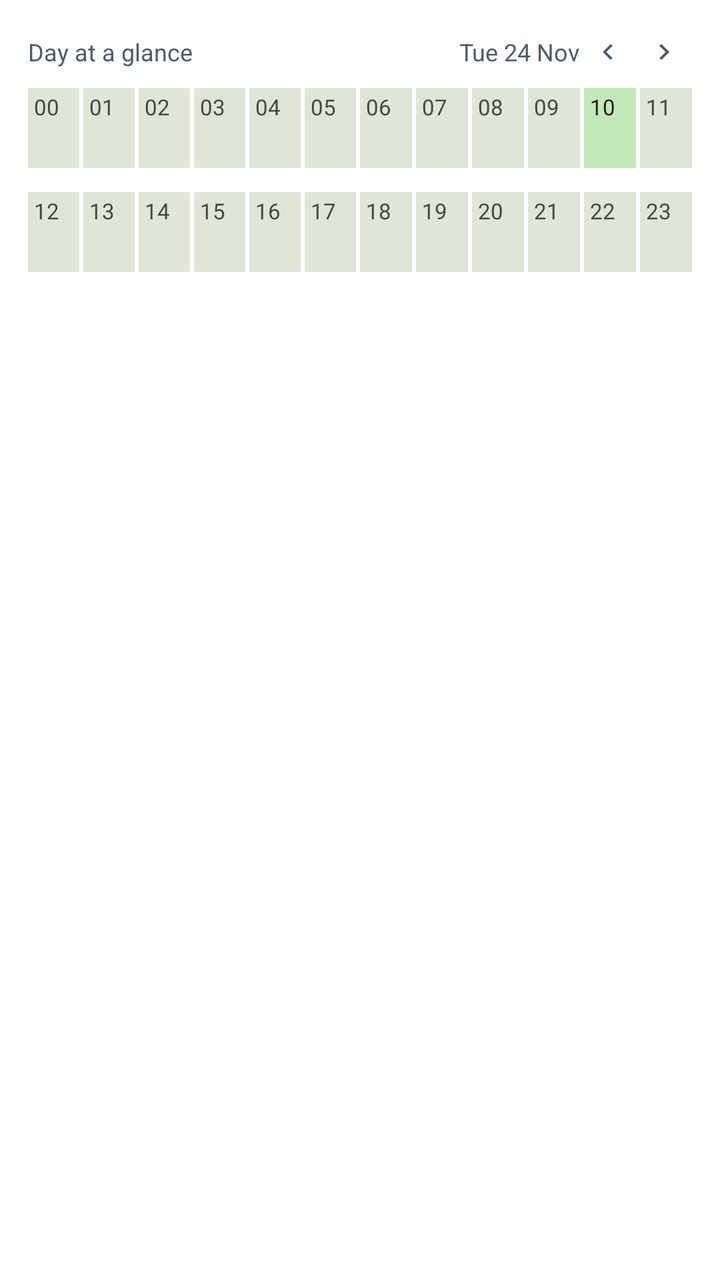
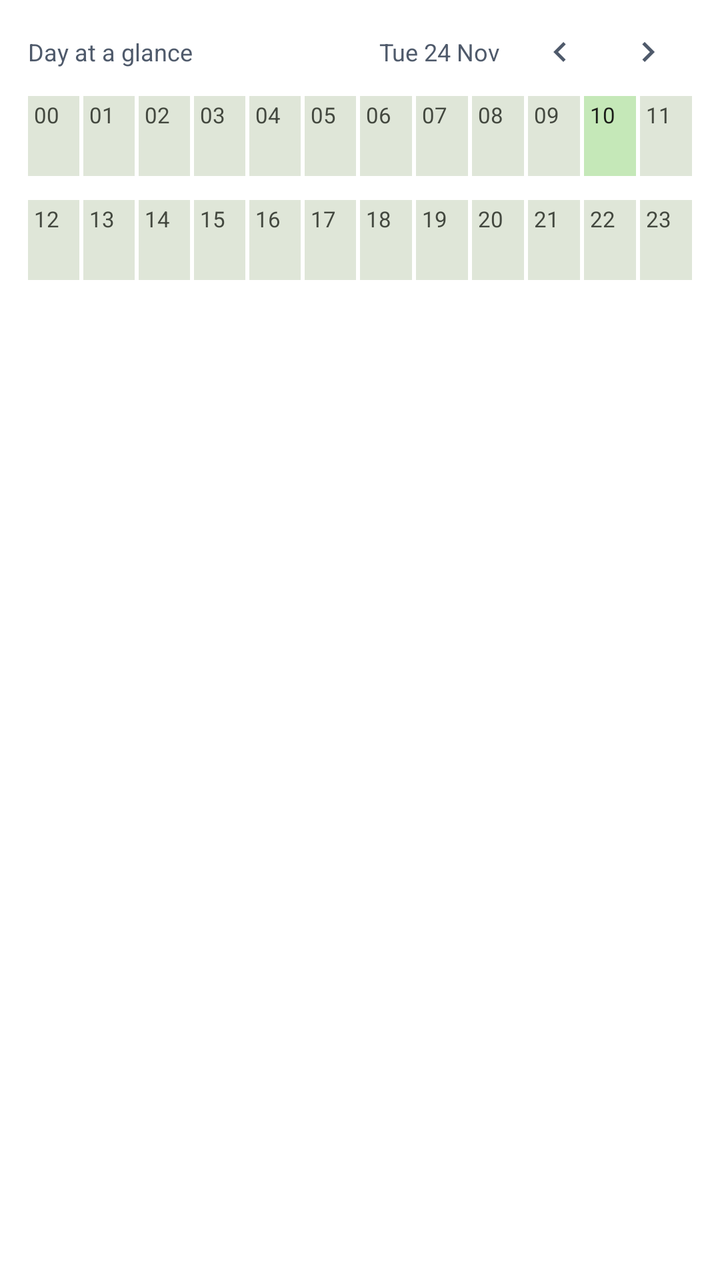

The first picture is an Android layout as it rendered before a commit; the second is the same layout after the commit. The layout source and the unified diff follow.
<!-- AndroidManifest.xml: application theme Theme.Schedule -->
<!-- res/layout/day_glance_widget_preview.xml -->
<?xml version="1.0" encoding="utf-8"?>
<LinearLayout xmlns:android="http://schemas.android.com/apk/res/android"
    xmlns:tools="http://schemas.android.com/tools"
    android:layout_width="match_parent"
    android:layout_height="wrap_content"
    android:orientation="vertical"
    android:background="#FFFFFF"
    android:paddingStart="14dp"
    android:paddingEnd="14dp"
    android:paddingTop="14dp"
    android:paddingBottom="14dp"
    tools:ignore="HardcodedText">

    
    <LinearLayout
        android:layout_width="match_parent"
        android:layout_height="24dp"
        android:orientation="horizontal"
        android:gravity="center_vertical">

        <TextView
            android:layout_width="0dp"
            android:layout_height="wrap_content"
            android:layout_weight="1"
            android:fontFamily="sans-serif"
            android:textSize="12sp"
            android:maxLines="1"
            android:textColor="#4F5A6B"
            android:text="Day at a glance" />

        <TextView
            android:layout_width="wrap_content"
            android:layout_height="wrap_content"
            android:fontFamily="sans-serif"
            android:textSize="12sp"
            android:maxLines="1"
            android:textColor="#4F5A6B"
            android:text="Tue 24 Nov" />

        <FrameLayout
            android:layout_width="28dp"
            android:layout_height="24dp">

            <ImageView
                android:layout_width="16dp"
                android:layout_height="16dp"
                android:layout_gravity="center"
                android:importantForAccessibility="no"
                android:tint="#4F5A6B"
                android:src="@drawable/ic_widget_chevron_left" />
        </FrameLayout>

        <FrameLayout
            android:layout_width="28dp"
            android:layout_height="24dp">

            <ImageView
                android:layout_width="16dp"
                android:layout_height="16dp"
                android:layout_gravity="center"
                android:importantForAccessibility="no"
                android:tint="#4F5A6B"
                android:src="@drawable/ic_widget_chevron_right" />
        </FrameLayout>
    </LinearLayout>

    
    <LinearLayout
        android:layout_width="match_parent"
        android:layout_height="40dp"
        android:layout_marginTop="6dp"
        android:orientation="horizontal">

        <FrameLayout style="@style/WidgetPreview.GlanceCell"><TextView style="@style/WidgetPreview.GlanceHour" android:text="00" /></FrameLayout>
        <FrameLayout style="@style/WidgetPreview.GlanceCell"><TextView style="@style/WidgetPreview.GlanceHour" android:text="01" /></FrameLayout>
        <FrameLayout style="@style/WidgetPreview.GlanceCell"><TextView style="@style/WidgetPreview.GlanceHour" android:text="02" /></FrameLayout>
        <FrameLayout style="@style/WidgetPreview.GlanceCell"><TextView style="@style/WidgetPreview.GlanceHour" android:text="03" /></FrameLayout>
        <FrameLayout style="@style/WidgetPreview.GlanceCell"><TextView style="@style/WidgetPreview.GlanceHour" android:text="04" /></FrameLayout>
        <FrameLayout style="@style/WidgetPreview.GlanceCell"><TextView style="@style/WidgetPreview.GlanceHour" android:text="05" /></FrameLayout>
        <FrameLayout style="@style/WidgetPreview.GlanceCell"><TextView style="@style/WidgetPreview.GlanceHour" android:text="06" /></FrameLayout>
        <FrameLayout style="@style/WidgetPreview.GlanceCell"><TextView style="@style/WidgetPreview.GlanceHour" android:text="07" /></FrameLayout>
        <FrameLayout style="@style/WidgetPreview.GlanceCell"><TextView style="@style/WidgetPreview.GlanceHour" android:text="08" /></FrameLayout>
        <FrameLayout style="@style/WidgetPreview.GlanceCell"><TextView style="@style/WidgetPreview.GlanceHour" android:text="09" /></FrameLayout>
        <FrameLayout style="@style/WidgetPreview.GlanceCell.Current"><TextView style="@style/WidgetPreview.GlanceHour.Current" android:text="10" /></FrameLayout>
        <FrameLayout style="@style/WidgetPreview.GlanceCell.Last"><TextView style="@style/WidgetPreview.GlanceHour" android:text="11" /></FrameLayout>
    </LinearLayout>

    
    <LinearLayout
        android:layout_width="match_parent"
        android:layout_height="40dp"
        android:layout_marginTop="12dp"
        android:orientation="horizontal">

        <FrameLayout style="@style/WidgetPreview.GlanceCell"><TextView style="@style/WidgetPreview.GlanceHour" android:text="12" /></FrameLayout>
        <FrameLayout style="@style/WidgetPreview.GlanceCell"><TextView style="@style/WidgetPreview.GlanceHour" android:text="13" /></FrameLayout>
        <FrameLayout style="@style/WidgetPreview.GlanceCell"><TextView style="@style/WidgetPreview.GlanceHour" android:text="14" /></FrameLayout>
        <FrameLayout style="@style/WidgetPreview.GlanceCell"><TextView style="@style/WidgetPreview.GlanceHour" android:text="15" /></FrameLayout>
        <FrameLayout style="@style/WidgetPreview.GlanceCell"><TextView style="@style/WidgetPreview.GlanceHour" android:text="16" /></FrameLayout>
        <FrameLayout style="@style/WidgetPreview.GlanceCell"><TextView style="@style/WidgetPreview.GlanceHour" android:text="17" /></FrameLayout>
        <FrameLayout style="@style/WidgetPreview.GlanceCell"><TextView style="@style/WidgetPreview.GlanceHour" android:text="18" /></FrameLayout>
        <FrameLayout style="@style/WidgetPreview.GlanceCell"><TextView style="@style/WidgetPreview.GlanceHour" android:text="19" /></FrameLayout>
        <FrameLayout style="@style/WidgetPreview.GlanceCell"><TextView style="@style/WidgetPreview.GlanceHour" android:text="20" /></FrameLayout>
        <FrameLayout style="@style/WidgetPreview.GlanceCell"><TextView style="@style/WidgetPreview.GlanceHour" android:text="21" /></FrameLayout>
        <FrameLayout style="@style/WidgetPreview.GlanceCell"><TextView style="@style/WidgetPreview.GlanceHour" android:text="22" /></FrameLayout>
        <FrameLayout style="@style/WidgetPreview.GlanceCell.Last"><TextView style="@style/WidgetPreview.GlanceHour" android:text="23" /></FrameLayout>
    </LinearLayout>

</LinearLayout>
<!-- resources referenced by this layout -->
<resources>
  <!-- drawable ic_widget_chevron_left (drawable) -->
  <?xml version="1.0" encoding="utf-8"?>
  <vector xmlns:android="http://schemas.android.com/apk/res/android"
      android:width="24dp"
      android:height="24dp"
      android:viewportWidth="24"
      android:viewportHeight="24"
      android:autoMirrored="true">
      <path
          android:fillColor="@color/widget_month_text"
          android:pathData="M15.41,7.41L14,6l-6,6 6,6 1.41,-1.41L10.83,12z" />
  </vector>
  <!-- drawable ic_widget_chevron_right (drawable) -->
  <?xml version="1.0" encoding="utf-8"?>
  <vector xmlns:android="http://schemas.android.com/apk/res/android"
      android:width="24dp"
      android:height="24dp"
      android:viewportWidth="24"
      android:viewportHeight="24"
      android:autoMirrored="true">
      <path
          android:fillColor="@color/widget_month_text"
          android:pathData="M10,6L8.59,7.41 13.17,12l-4.58,4.59L10,18l6,-6z" />
  </vector>
  <style name="WidgetPreview.GlanceCell">
          <item name="android:layout_width">0dp</item>
          <item name="android:layout_height">match_parent</item>
          <item name="android:layout_weight">1</item>
          <item name="android:layout_marginEnd">2dp</item>
          <item name="android:background">#DFE6D8</item>
          <item name="android:paddingStart">3dp</item>
          <item name="android:paddingTop">2dp</item>
      </style>
  <style name="WidgetPreview.GlanceCell.Current">
          <item name="android:background">#C5E8B8</item>
      </style>
  <style name="WidgetPreview.GlanceCell.Last">
          <item name="android:layout_marginEnd">0dp</item>
      </style>
  <style name="WidgetPreview.GlanceHour">
          <item name="android:layout_width">wrap_content</item>
          <item name="android:layout_height">wrap_content</item>
          <item name="android:textSize">11sp</item>
          <item name="android:maxLines">1</item>
          <item name="android:textColor">#43483F</item>
      </style>
  <style name="WidgetPreview.GlanceHour.Current">
          <item name="android:textColor">#1A1C18</item>
      </style>
  <style name="Theme.Schedule" parent="android:Theme.Material.Light.NoActionBar">
          <item name="android:windowBackground">@color/window_background</item>
      </style>
  <color name="widget_month_text">#FFE8E0EA</color>
  <color name="window_background">#F7F8FC</color>
</resources>

<!-- the commit's change to res/layout/day_glance_widget_preview.xml (unified diff, before → after) -->
@@ -7,14 +7,14 @@
     android:background="#FFFFFF"
     android:paddingStart="14dp"
     android:paddingEnd="14dp"
-    android:paddingTop="14dp"
-    android:paddingBottom="14dp"
+    android:paddingTop="10dp"
+    android:paddingBottom="10dp"
     tools:ignore="HardcodedText">
 
     
     <LinearLayout
         android:layout_width="match_parent"
-        android:layout_height="24dp"
+        android:layout_height="32dp"
         android:orientation="horizontal"
         android:gravity="center_vertical">
 
@@ -38,12 +38,16 @@
             android:text="Tue 24 Nov" />
 
         <FrameLayout
-            android:layout_width="28dp"
-            android:layout_height="24dp">
+            android:layout_width="8dp"
+            android:layout_height="1dp" />
+
+        <FrameLayout
+            android:layout_width="44dp"
+            android:layout_height="32dp">
 
             <ImageView
-                android:layout_width="16dp"
-                android:layout_height="16dp"
+                android:layout_width="20dp"
+                android:layout_height="20dp"
                 android:layout_gravity="center"
                 android:importantForAccessibility="no"
                 android:tint="#4F5A6B"
@@ -51,12 +55,12 @@
         </FrameLayout>
 
         <FrameLayout
-            android:layout_width="28dp"
-            android:layout_height="24dp">
+            android:layout_width="44dp"
+            android:layout_height="32dp">
 
             <ImageView
-                android:layout_width="16dp"
-                android:layout_height="16dp"
+                android:layout_width="20dp"
+                android:layout_height="20dp"
                 android:layout_gravity="center"
                 android:importantForAccessibility="no"
                 android:tint="#4F5A6B"
